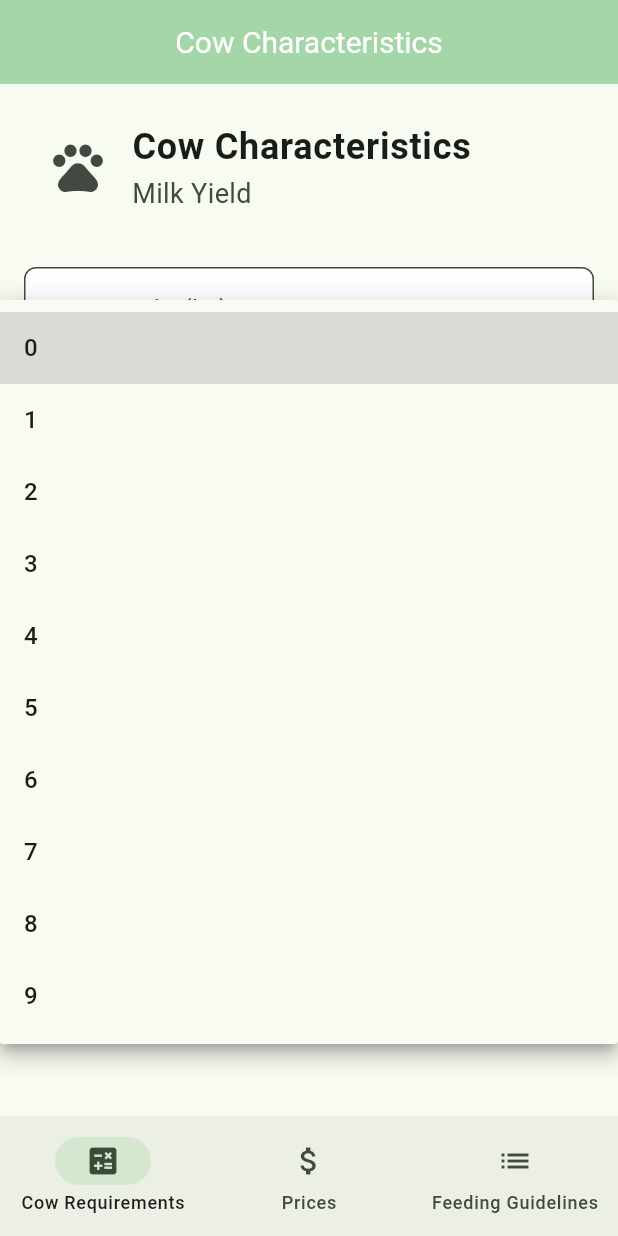
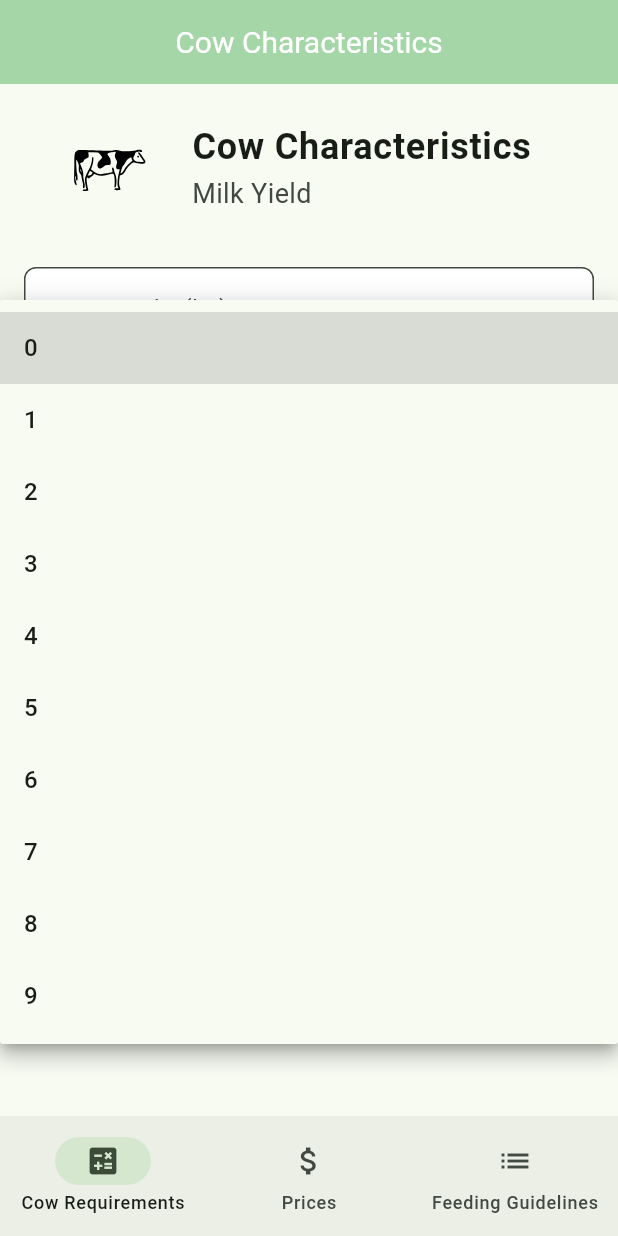
Before and after one commit to minerva-university/rationapp, a Flutter app: the screen it shows after launch, after a tap on "Pregnancy (mth)", on a phone screen of 412 x 824 dp. Run offline on Flutter 3.47's test engine with Material 3 defaults, Android fonts, the phone set to English and light mode, and no system bars; our stand-ins replace flutter_svg, shared_preferences.

Commit message:
changing from icon.pets to svg cow image

```diff
--- /dev/null
+++ b/devtools_options.yaml
@@ -0,0 +1,3 @@
+description: This file stores settings for Dart & Flutter DevTools.
+documentation: https://docs.flutter.dev/tools/devtools/extensions#configure-extension-enablement-states
+extensions:
--- a/lib/screens/cow_characteristics_page.dart
+++ b/lib/screens/cow_characteristics_page.dart
@@ -6,6 +6,7 @@ import '../../utils/cow_requirements_calculator.dart';
 import '../generated/l10n.dart';
 import '../services/persistence_manager.dart';
 import '../models/cow_characteristics_model.dart';
+import 'package:flutter_svg/flutter_svg.dart';
 
 class CowCharacteristicsPage extends StatefulWidget {
   const CowCharacteristicsPage({super.key});
@@ -124,7 +125,11 @@ class _CowCharacteristicsPageState extends State<CowCharacteristicsPage> {
         child: ListView(
           children: [
             ListTile(
-              leading: Icon(Icons.pets, size: 40),
+              leading: SvgPicture.asset(
+                'assets/cow_icon.svg',
+                width: 80,
+                height: 80,
+              ),
               title: Text(S.of(context).cowCharacteristics,
                   style: TextStyle(fontSize: 24, fontWeight: FontWeight.bold)),
               subtitle:
--- a/lib/screens/feeding_guidelines_page.dart
+++ b/lib/screens/feeding_guidelines_page.dart
@@ -1,5 +1,6 @@
 import 'package:flutter/material.dart';
 import '../generated/l10n.dart';
+import 'package:flutter_svg/flutter_svg.dart';
 
 class FeedingGuidelinesPage extends StatelessWidget {
   @override
@@ -20,7 +21,11 @@ class FeedingGuidelinesPage extends StatelessWidget {
       body: ListView(
         children: [
           ExpansionTile(
-            leading: const Icon(Icons.pets, size: 40),
+            leading: SvgPicture.asset(
+              'assets/cow_icon.svg',
+              width: 80,
+              height: 80,
+            ),
             title: Text(S.of(context).earlyLactationFeeding),
             children: [
               _buildGuidelineTable(
@@ -36,7 +41,11 @@ class FeedingGuidelinesPage extends StatelessWidget {
             ],
           ),
           ExpansionTile(
-            leading: const Icon(Icons.pets, size: 40),
+            leading: SvgPicture.asset(
+              'assets/cow_icon.svg',
+              width: 80,
+              height: 80,
+            ),
             title: Text(S.of(context).midLactationFeeding),
             children: [
               _buildGuidelineTable(
@@ -52,7 +61,11 @@ class FeedingGuidelinesPage extends StatelessWidget {
             ],
           ),
           ExpansionTile(
-            leading: const Icon(Icons.pets, size: 40),
+            leading: SvgPicture.asset(
+              'assets/cow_icon.svg',
+              width: 80,
+              height: 80,
+            ),
             title: Text(S.of(context).lateLactationFeeding),
             children: [
               _buildGuidelineTable(
@@ -68,7 +81,11 @@ class FeedingGuidelinesPage extends StatelessWidget {
             ],
           ),
           ExpansionTile(
-            leading: const Icon(Icons.pets, size: 40),
+            leading: SvgPicture.asset(
+              'assets/cow_icon.svg',
+              width: 80,
+              height: 80,
+            ),
             title: Text(S.of(context).dryCowFeeding),
             children: [
               _buildGuidelineTable(
--- a/pubspec.yaml
+++ b/pubspec.yaml
@@ -40,6 +40,7 @@ dependencies:
   intl_utils: any
   shared_preferences: ^2.3.2
   provider: ^6.1.2
+  flutter_svg: ^2.0.10+1
 
 dev_dependencies:
   flutter_test:
@@ -66,6 +67,8 @@ flutter:
   assets:
     - assets/sense.webp
     - assets/sense-200px.png
+    - assets/cow_icon.svg
+    - assets/cow2.svg
   # An image asset can refer to one or more resolution-specific "variants", see
   # https://flutter.dev/assets-and-images/#resolution-aware
   # For details regarding adding assets from package dependencies, see
```
Also changed, not shown: assets/cow2.jpeg (added), assets/cow2.svg (added), assets/cow_icon.jpeg (added), assets/cow_icon.svg (added), pubspec.lock.
